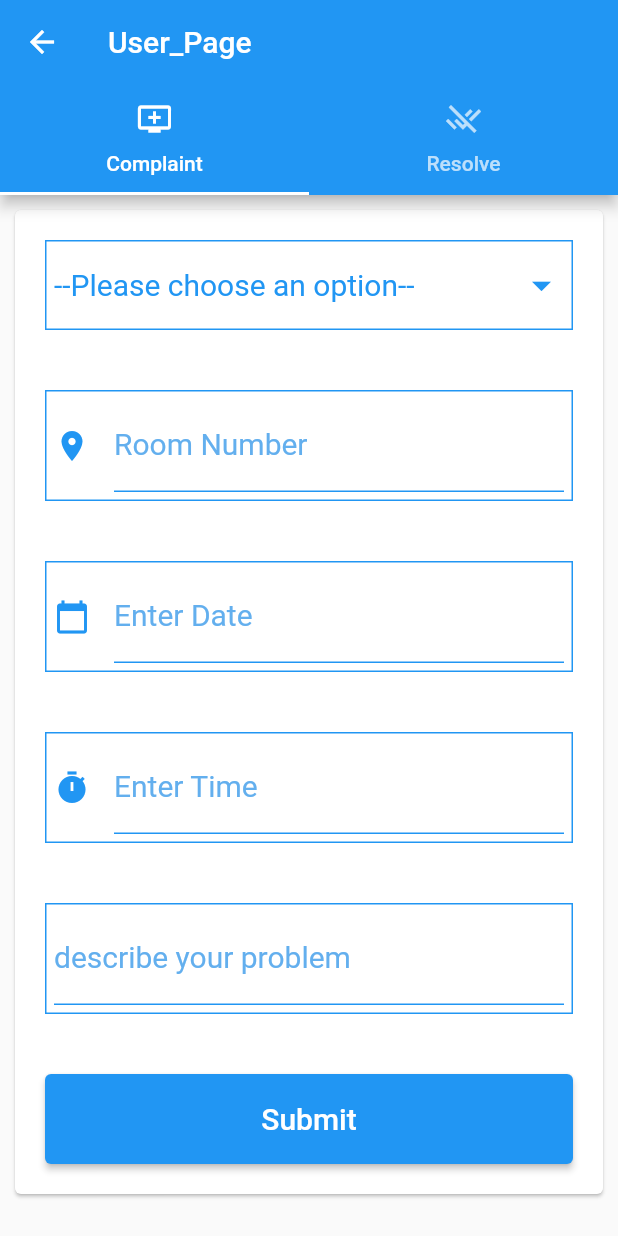
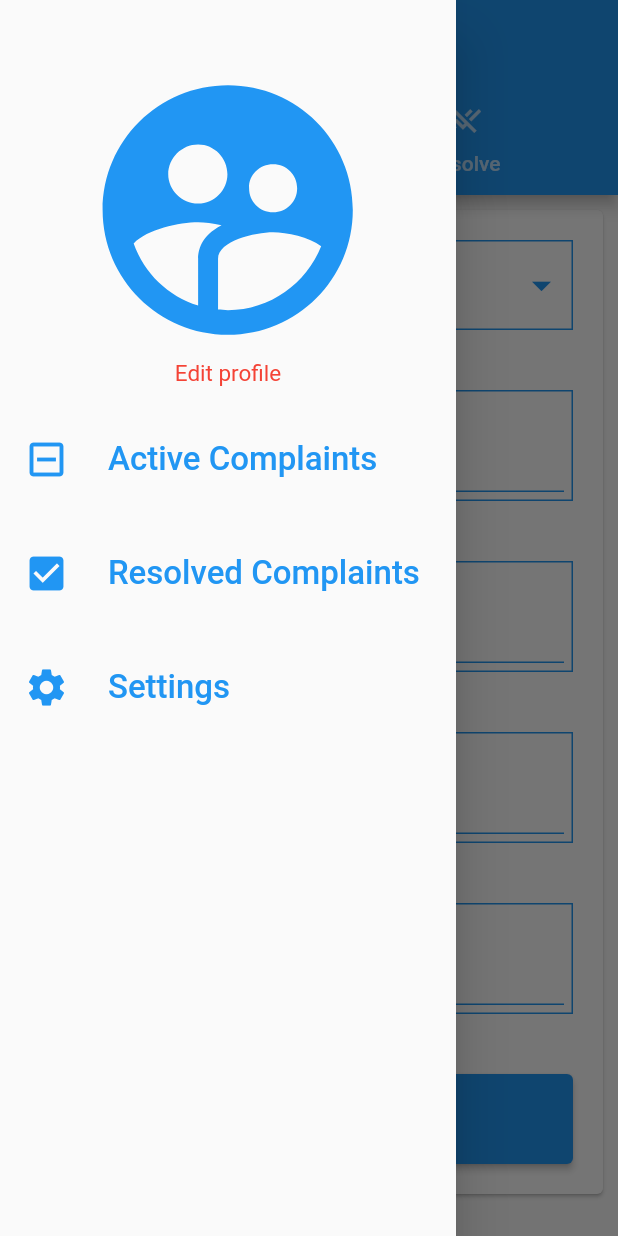
Before and after one commit to samarth1345/jzClean, a Flutter app: the user_page screen opened by its route, with the side drawer open (before the commit the screen has no drawer), on a phone screen of 412 x 824 dp. Run offline on Flutter 3.47's test engine with Material 2 defaults, Android fonts, the phone set to English and light mode, and no system bars; our stand-ins replace flutter_easyloading, fluttertoast; missing offline and left inert: reviews_slider.

Commit message:
going good!

```diff
--- /dev/null
+++ b/lib/screens/user_folder/drawer.dart
@@ -0,0 +1,59 @@
+import 'package:flutter/material.dart';
+
+class drawer extends StatelessWidget {
+  Widget buildtile(String title, IconData iconData) {
+    return ListTile(
+      leading: Icon(
+        iconData,
+        size: 30,
+        color: Colors.blue,
+      ),
+      title: Text(
+        title,
+        style: TextStyle(fontSize: 22, color: Colors.blue),
+      ),
+      onTap: () {},
+    );
+  }
+
+  @override
+  Widget build(BuildContext context) {
+    return Column(
+      children: <Widget>[
+        Column(
+          children: [
+            SizedBox(
+              height: 40,
+            ),
+            Icon(
+              Icons.supervised_user_circle,
+              size: 200,
+              color: Colors.blue,
+            ),
+            GestureDetector(
+              child: Container(
+                child: Text(
+                  'Edit profile',
+                  style: TextStyle(color: Colors.red, fontSize: 15),
+                ),
+              ),
+              onTap: () {},
+            )
+          ],
+        ),
+        SizedBox(
+          height: 20,
+        ),
+        buildtile('Active Complaints', Icons.indeterminate_check_box_outlined),
+        SizedBox(
+          height: 20,
+        ),
+        buildtile('Resolved Complaints', Icons.check_box),
+        SizedBox(
+          height: 20,
+        ),
+        buildtile('Settings', Icons.settings)
+      ],
+    );
+  }
+}
--- a/lib/screens/user_folder/user.dart
+++ b/lib/screens/user_folder/user.dart
@@ -1,6 +1,7 @@
 import 'package:flutter/material.dart';
 import './user_complaints.dart';
 import './user_resolve.dart';
+import './drawer.dart';
 
 class user_page extends StatefulWidget {
   @override
@@ -13,6 +14,7 @@ class _user_pageState extends State<user_page> {
     return DefaultTabController(
       length: 2,
       child: Scaffold(
+        drawer: Drawer(child: drawer()),
         appBar: AppBar(
             title: Text('User_Page'),
             bottom: TabBar(tabs: <Widget>[
--- a/pubspec.yaml
+++ b/pubspec.yaml
@@ -31,6 +31,7 @@ dependencies:
   flutter_easyloading: ^3.0.3
   intl: ^0.17.0
   fluttertoast: ^8.0.9
+  reviews_slider: ^2.0.0
 
 dev_dependencies:
   flutter_test:
```
Also changed, not shown: lib/screens/user_folder/user_resolve.dart (+93 -2 lines), pubspec.lock, 1 other file.
